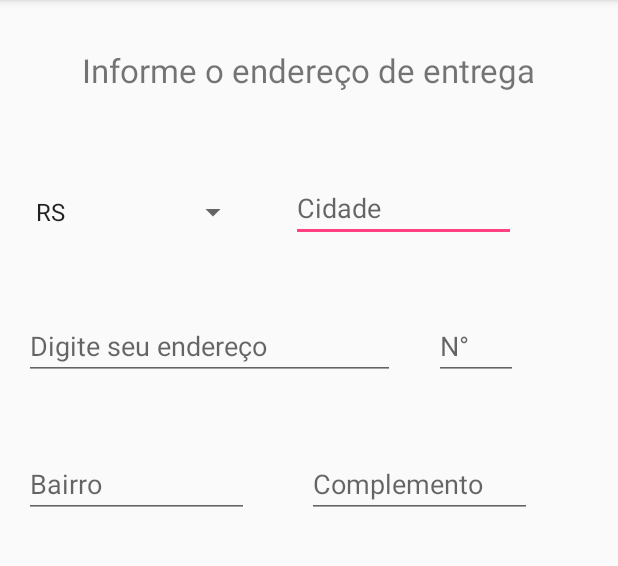
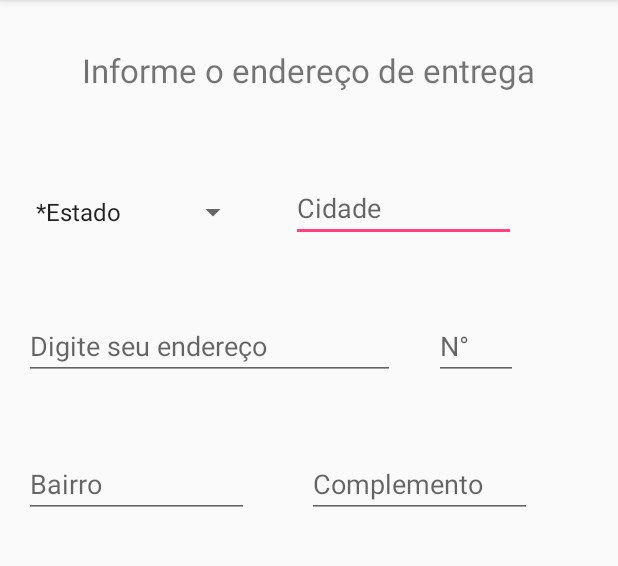
Before and after one commit to jsrrocha/ComelancaV1, an Android app: the AddressActivity screen opened directly, with no data from a screen before it, on a phone screen of 412 x 824 dp, the part 84-650 px from its top. Run offline under Robolectric (Android 15) with nearby library versions, the phone set to English and light mode, and no system bars; network calls fail.

Commit message:
Lista de estados

```diff
--- a/app/src/main/res/values/strings.xml
+++ b/app/src/main/res/values/strings.xml
@@ -15,4 +15,38 @@
         completions."
     </string>
     <string name="title_activity_payment_options">PaymentOptions</string>
+
+
+    <string-array name="states">
+        <item>"*Estado"</item>
+        <item>"Acre (AC)"</item>
+        <item>"Alagoas (AL)"</item>
+        <item>"Amapá (AP)"</item>
+        <item>"Amazonas (AM)"</item>
+        <item>"Bahia (BA)"</item>
+        <item>"Ceará (CE)"</item>
+        <item>"Distrito Federal (DF)"</item>
+        <item>"Espírito Santo (ES)"</item>
+        <item>"Goiás (GO)"</item>
+        <item>"Maranhão (MA)"</item>
+        <item>"Mato Grosso (MT)"</item>
+        <item>"Mato Grosso do Sul (MS)"</item>
+        <item>"Minas Gerais (MG)"</item>
+        <item>"Pará (PA)"</item>
+        <item>"Paraíba (PB)"</item>
+        <item>"Paraná (PR)"</item>
+        <item>"Pernambuco (PE)"</item>
+        <item>"Piauí (PI)"</item>
+        <item>"Rio de Janeiro (RJ)"</item>
+        <item>"Rio Grande do Norte (RN)"</item>
+        <item>"Rio Grande do Sul (RS)"</item>
+        <item>"Rondônia (RO)"</item>
+        <item>"Roraima (RR)"</item>
+        <item>"Santa Catarina (SC)"</item>
+        <item>"São Paulo (SP)"</item>
+        <item>"Sergipe (SE)"</item>
+        <item>"Tocantins (TO)"</item>
+    </string-array>
+
+
 </resources>
```
